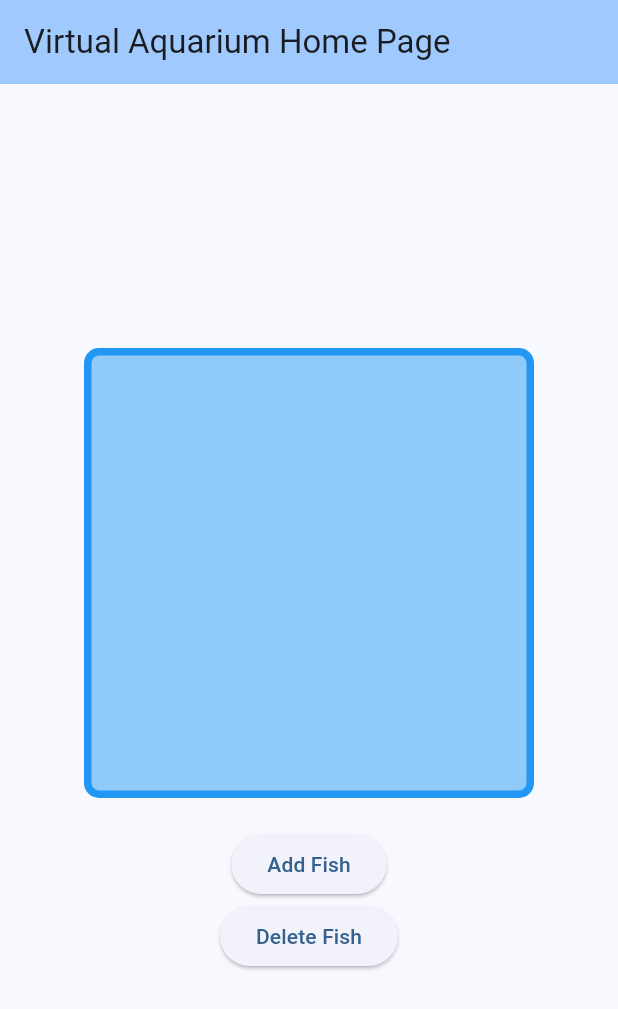
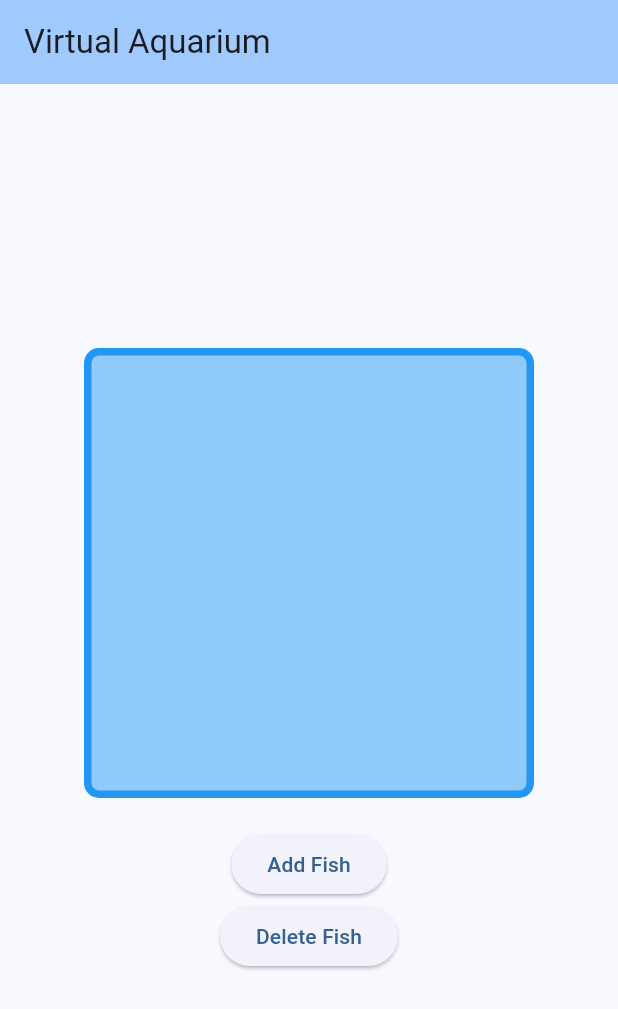
Before and after one commit to IvanJunyu/cw5, a Flutter app: the screen it shows after launch, on a phone screen of 412 x 824 dp. Shown: the top 1009 px of the screen. Run offline on Flutter 3.47's test engine with Material 3 defaults, Android fonts, the phone set to English and light mode, and no system bars; our stand-ins replace sqflite; accounts and stored records are empty.

Commit message:
finished project

```diff
--- a/lib/main.dart
+++ b/lib/main.dart
@@ -18,7 +18,7 @@ class MyApp extends StatelessWidget {
         colorScheme: ColorScheme.fromSeed(seedColor: Colors.blue),
         useMaterial3: true,
       ),
-      home: const AquariumHomePage(title: 'Virtual Aquarium Home Page'),
+      home: const AquariumHomePage(title: 'Virtual Aquarium'),
     );
   }
 }
```
